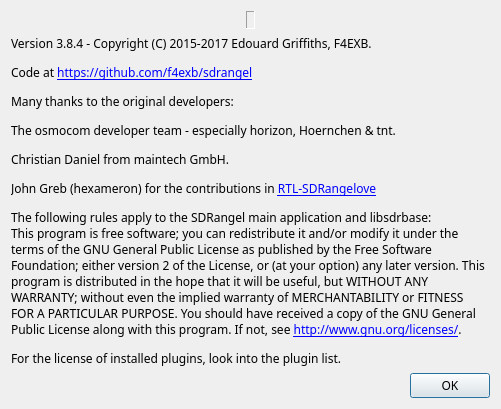
Qt form sdrgui/gui/aboutdialog.ui (f4exb/sdrangel) before a commit.
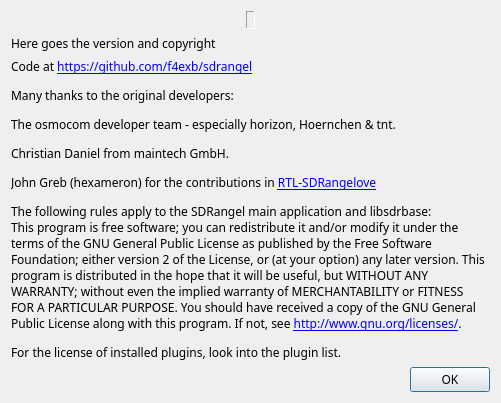
The same form after that commit. Icons and pictures are not drawn.

Commit message: Use QCoreApplication version to store and retrieve the version

What changed in the file:
```diff
--- a/sdrgui/gui/aboutdialog.ui
+++ b/sdrgui/gui/aboutdialog.ui
@@ -84,7 +84,14 @@
    <item>
     <widget class="QLabel" name="label_2">
      <property name="text">
-      <string>&lt;html&gt;&lt;head/&gt;&lt;body&gt;&lt;p&gt;Version 3.8.4 - Copyright (C) 2015-2017 Edouard Griffiths, F4EXB. &lt;/p&gt;&lt;p&gt;Code at &lt;a href=&quot;https://github.com/f4exb/sdrangel&quot;&gt;&lt;span style=&quot; text-decoration: underline; color:#0000ff;&quot;&gt;https://github.com/f4exb/sdrangel&lt;/span&gt;&lt;/a&gt;&lt;/p&gt;&lt;p&gt;Many thanks to the original developers:&lt;/p&gt;&lt;p&gt;The osmocom developer team - especially horizon, Hoernchen &amp;amp; tnt.&lt;/p&gt;&lt;p&gt;Christian Daniel from maintech GmbH.&lt;/p&gt;&lt;p&gt;John Greb (hexameron) for the contributions in &lt;a href=&quot;https://github.com/hexameron/rtl-sdrangelove&quot;&gt;&lt;span style=&quot; text-decoration: underline; color:#0000ff;&quot;&gt;RTL-SDRangelove&lt;/span&gt;&lt;/a&gt;&lt;/p&gt;&lt;p&gt;The following rules apply to the SDRangel main application and libsdrbase:&lt;br/&gt;This program is free software; you can redistribute it and/or modify it under the terms of the GNU General Public License as published by the Free Software Foundation; either version 2 of the License, or (at your option) any later version. This program is distributed in the hope that it will be useful, but WITHOUT ANY WARRANTY; without even the implied warranty of MERCHANTABILITY or FITNESS FOR A PARTICULAR PURPOSE. You should have received a copy of the GNU General Public License along with this program. If not, see &lt;a href=&quot;http://www.gnu.org/licenses/&quot;&gt;&lt;span style=&quot; text-decoration: underline; color:#0000ff;&quot;&gt;http://www.gnu.org/licenses/&lt;/span&gt;&lt;/a&gt;.&lt;/p&gt;&lt;p&gt;For the license of installed plugins, look into the plugin list.&lt;/p&gt;&lt;/body&gt;&lt;/html&gt;</string>
+      <string>Here goes the version and copyright</string>
+     </property>
+    </widget>
+   </item>
+   <item>
+    <widget class="QLabel" name="info">
+     <property name="text">
+      <string>&lt;html&gt;&lt;head/&gt;&lt;body&gt;&lt;p&gt;Code at &lt;a href=&quot;https://github.com/f4exb/sdrangel&quot;&gt;&lt;span style=&quot; text-decoration: underline; color:#0000ff;&quot;&gt;https://github.com/f4exb/sdrangel&lt;/span&gt;&lt;/a&gt;&lt;/p&gt;&lt;p&gt;Many thanks to the original developers:&lt;/p&gt;&lt;p&gt;The osmocom developer team - especially horizon, Hoernchen &amp;amp; tnt.&lt;/p&gt;&lt;p&gt;Christian Daniel from maintech GmbH.&lt;/p&gt;&lt;p&gt;John Greb (hexameron) for the contributions in &lt;a href=&quot;https://github.com/hexameron/rtl-sdrangelove&quot;&gt;&lt;span style=&quot; text-decoration: underline; color:#0000ff;&quot;&gt;RTL-SDRangelove&lt;/span&gt;&lt;/a&gt;&lt;/p&gt;&lt;p&gt;The following rules apply to the SDRangel main application and libsdrbase:&lt;br/&gt;This program is free software; you can redistribute it and/or modify it under the terms of the GNU General Public License as published by the Free Software Foundation; either version 2 of the License, or (at your option) any later version. This program is distributed in the hope that it will be useful, but WITHOUT ANY WARRANTY; without even the implied warranty of MERCHANTABILITY or FITNESS FOR A PARTICULAR PURPOSE. You should have received a copy of the GNU General Public License along with this program. If not, see &lt;a href=&quot;http://www.gnu.org/licenses/&quot;&gt;&lt;span style=&quot; text-decoration: underline; color:#0000ff;&quot;&gt;http://www.gnu.org/licenses/&lt;/span&gt;&lt;/a&gt;.&lt;/p&gt;&lt;p&gt;For the license of installed plugins, look into the plugin list.&lt;/p&gt;&lt;/body&gt;&lt;/html&gt;</string>
      </property>
      <property name="wordWrap">
       <bool>true</bool>
```
Left out of the diff: 2 changed lines with no effect on the pictures. The commit also changes 3 other files.
